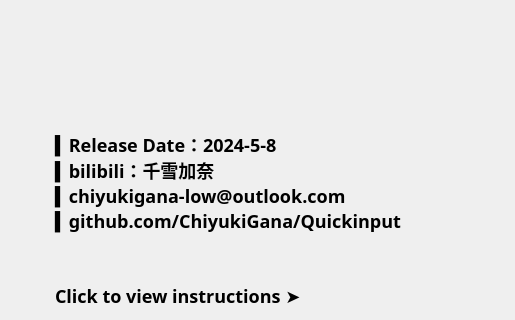
Before: the Qt Designer form .ui/AboutUi.ui in ChiyukiGana/Quickinput, drawn with Qt 5; both pictures show x 0 to 515 and y 0 to 320 of the 640 by 440 pixel window.
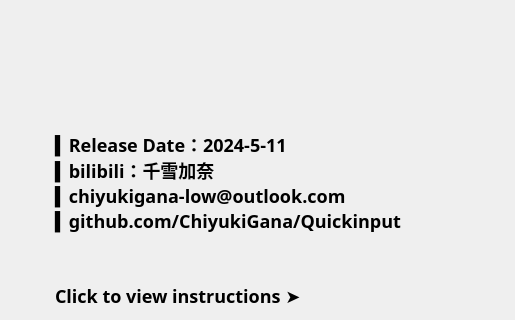
After: the same form once the commit is applied. Icons and pictures are not drawn.

```diff
--- a/.ui/AboutUi.ui
+++ b/.ui/AboutUi.ui
@@ -70,7 +70,7 @@
       <string notr="true">QLabel{color:black;border-image:url(:/about.png);padding-left:50px;font-size:18px}QLabel:hover{color:#00F;}</string>
      </property>
      <property name="text">
-      <string>▍Release Date：2024-5-8
+      <string>▍Release Date：2024-5-11
 ▍bilibili：千雪加奈
 ▍chiyukigana-low@outlook.com
 ▍github.com/ChiyukiGana/Quickinput
```
